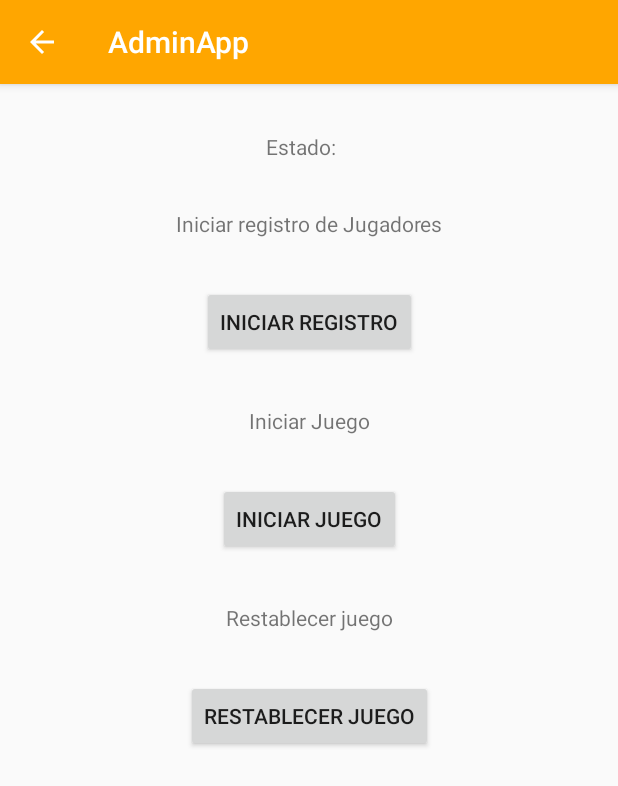
After one commit to Penrech/ZanahoriaAsesina, an Android app: the GameActivity screen opened directly, with no data from a screen before it, on a phone screen of 412 x 824 dp. The commit adds this screen. Shown: the top 786 px of the screen. Run offline under Robolectric (Android 15) with nearby library versions, the phone set to English and light mode, and no system bars; our stand-ins replace Firebase (no records; nobody signed in at launch, a user with empty details on screens opened directly); 1 statement that could not run was skipped.

Commit message:
V.05 y mejora funcion borrar jugador

```diff
--- a/adminapp/src/main/java/com/pau/enrech/adminapp/StatisticsActivity.java
+++ b/adminapp/src/main/java/com/pau/enrech/adminapp/StatisticsActivity.java
@@ -63,6 +63,9 @@ public class StatisticsActivity extends AppCompatActivity {
         switch (item.getItemId()){
             case R.id.user_list_item:
                 goTo(UsersActivity.class);
+                break;
+            case R.id.game_control_item:
+                goTo(GameActivity.class);
                 break;
         }
         return true;
--- /dev/null
+++ b/adminapp/src/main/res/layout/activity_game.xml
@@ -0,0 +1,113 @@
+<?xml version="1.0" encoding="utf-8"?>
+<android.support.constraint.ConstraintLayout xmlns:android="http://schemas.android.com/apk/res/android"
+    xmlns:app="http://schemas.android.com/apk/res-auto"
+    xmlns:tools="http://schemas.android.com/tools"
+    android:layout_width="match_parent"
+    android:layout_height="match_parent"
+    tools:context=".GameActivity">
+
+    <TextView
+        android:id="@+id/textView"
+        android:layout_width="wrap_content"
+        android:layout_height="wrap_content"
+        android:layout_marginEnd="8dp"
+        android:layout_marginLeft="8dp"
+        android:layout_marginRight="8dp"
+        android:layout_marginStart="8dp"
+        android:layout_marginTop="32dp"
+        android:text="Iniciar registro de Jugadores"
+        app:layout_constraintEnd_toEndOf="parent"
+        app:layout_constraintStart_toStartOf="parent"
+        app:layout_constraintTop_toBottomOf="@+id/gameStateText" />
+
+    <TextView
+        android:id="@+id/textView2"
+        android:layout_width="wrap_content"
+        android:layout_height="wrap_content"
+        android:layout_marginEnd="8dp"
+        android:layout_marginLeft="8dp"
+        android:layout_marginRight="8dp"
+        android:layout_marginStart="8dp"
+        android:layout_marginTop="32dp"
+        android:text="Iniciar Juego"
+        app:layout_constraintEnd_toEndOf="parent"
+        app:layout_constraintStart_toStartOf="parent"
+        app:layout_constraintTop_toBottomOf="@+id/btn_StartRegistration" />
+
+    <Button
+        android:id="@+id/btn_StartRegistration"
+        android:layout_width="wrap_content"
+        android:layout_height="wrap_content"
+        android:layout_marginEnd="8dp"
+        android:layout_marginLeft="8dp"
+        android:layout_marginRight="8dp"
+        android:layout_marginStart="8dp"
+        android:layout_marginTop="32dp"
+        android:onClick="startRegister"
+        android:text="Iniciar Registro"
+        app:layout_constraintEnd_toEndOf="parent"
+        app:layout_constraintStart_toStartOf="parent"
+        app:layout_constraintTop_toBottomOf="@+id/textView" />
+
+    <Button
+        android:id="@+id/btn_StartGame"
+        android:layout_width="wrap_content"
+        android:layout_height="wrap_content"
+        android:layout_marginEnd="8dp"
+        android:layout_marginLeft="8dp"
+        android:layout_marginRight="8dp"
+        android:layout_marginStart="8dp"
+        android:layout_marginTop="32dp"
+        android:onClick="startGame"
+        android:text="Iniciar Juego"
+        app:layout_constraintEnd_toEndOf="parent"
+        app:layout_constraintStart_toStartOf="parent"
+        app:layout_constraintTop_toBottomOf="@+id/textView2" />
+
+    <TextView
+        android:id="@+id/textView3"
+        android:layout_width="wrap_content"
+        android:layout_height="wrap_content"
+        android:layout_marginEnd="8dp"
+        android:layout_marginLeft="8dp"
+        android:layout_marginRight="8dp"
+        android:layout_marginStart="8dp"
+        android:layout_marginTop="32dp"
+        android:text="Restablecer juego"
+        app:layout_constraintEnd_toEndOf="parent"
+        app:layout_constraintHorizontal_bias="0.501"
+        app:layout_constraintStart_toStartOf="parent"
+        app:layout_constraintTop_toBottomOf="@+id/btn_StartGame" />
+
+    <Button
+        android:id="@+id/btn_ReStartGameData"
+        android:layout_width="wrap_content"
+        android:layout_height="wrap_content"
+        android:layout_marginBottom="8dp"
+        android:layout_marginEnd="8dp"
+        android:layout_marginLeft="8dp"
+        android:layout_marginRight="8dp"
+        android:layout_marginStart="8dp"
+        android:layout_marginTop="32dp"
+        android:onClick="restartData"
+        android:text="Restablecer Juego"
+        app:layout_constraintBottom_toBottomOf="parent"
+        app:layout_constraintEnd_toEndOf="parent"
+        app:layout_constraintStart_toStartOf="parent"
+        app:layout_constraintTop_toBottomOf="@+id/textView3"
+        app:layout_constraintVertical_bias="0.0" />
+
+    <TextView
+        android:id="@+id/gameStateText"
+        android:layout_width="wrap_content"
+        android:layout_height="wrap_content"
+        android:layout_marginEnd="32dp"
+        android:layout_marginLeft="24dp"
+        android:layout_marginRight="32dp"
+        android:layout_marginStart="24dp"
+        android:layout_marginTop="32dp"
+        android:text="Estado: "
+        app:layout_constraintEnd_toEndOf="parent"
+        app:layout_constraintStart_toStartOf="parent"
+        app:layout_constraintTop_toTopOf="parent" />
+</android.support.constraint.ConstraintLayout>
--- a/adminapp/src/main/res/menu/edit.xml
+++ b/adminapp/src/main/res/menu/edit.xml
@@ -4,5 +4,8 @@
     <item android:title="Lista de Usuarios"
         android:id="@+id/user_list_item"
         />
+    <item android:title="Control de juego"
+        android:id="@+id/game_control_item"
+        />
 
 </menu>
```
Also changed, not shown: adminapp/src/main/AndroidManifest.xml (+12 -2 lines), adminapp/src/main/java/com/pau/enrech/adminapp/Game.java (added, +16 -0 lines), adminapp/src/main/java/com/pau/enrech/adminapp/GameActivity.java (added, +195 -0 lines), adminapp/src/main/java/com/pau/enrech/adminapp/UsersActivity.java (+9 -4 lines), app/src/main/java/com/pau/enrech/zanahoriaasesina/Game.java (added, +16 -0 lines), app/src/main/java/com/pau/enrech/zanahoriaasesina/TargetActivity.java (+94 -89 lines), app/src/main/res/layout/activity_target.xml (+74 -3 lines).
